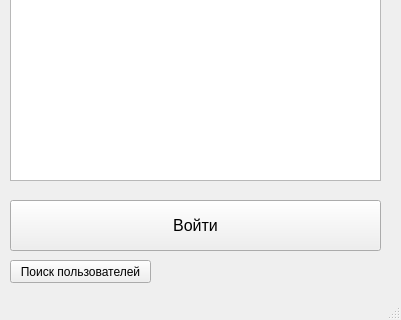
Qt form mainwindow.ui (unix-admin/ita_cource) before a commit; both pictures show x 0 to 401 and y 397 to 717 of the 401 by 717 pixel window.
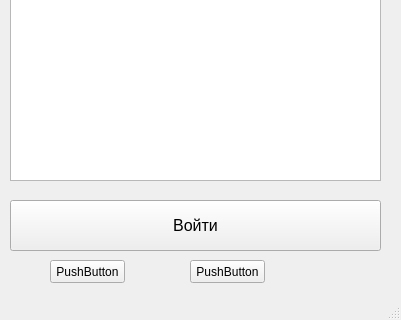
The same form after that commit.

```diff
--- a/mainwindow.ui
+++ b/mainwindow.ui
@@ -89,14 +89,27 @@
    <widget class="QPushButton" name="userSearchButton">
     <property name="geometry">
      <rect>
-      <x>10</x>
+      <x>50</x>
       <y>640</y>
-      <width>141</width>
+      <width>75</width>
       <height>23</height>
      </rect>
     </property>
     <property name="text">
-     <string>Поиск пользователей</string>
+     <string>PushButton</string>
+    </property>
+   </widget>
+   <widget class="QPushButton" name="pushButton_2">
+    <property name="geometry">
+     <rect>
+      <x>190</x>
+      <y>640</y>
+      <width>75</width>
+      <height>23</height>
+     </rect>
+    </property>
+    <property name="text">
+     <string>PushButton</string>
     </property>
    </widget>
   </widget>
```
Left out of the diff: 2 changed lines with no effect on the pictures.
